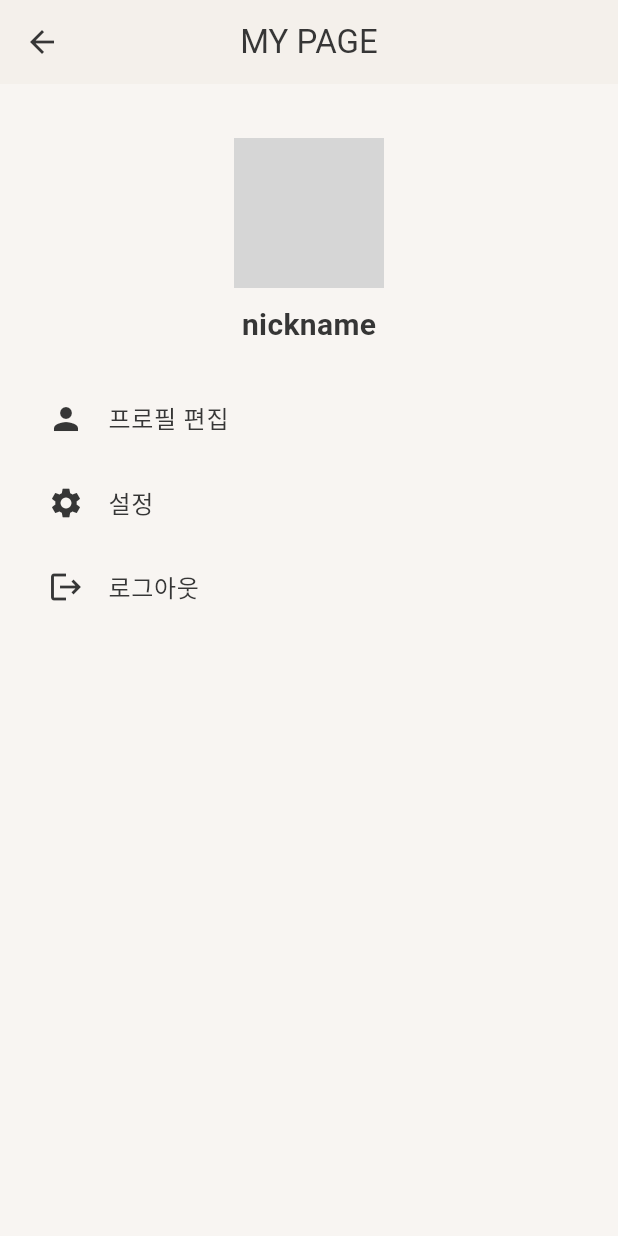
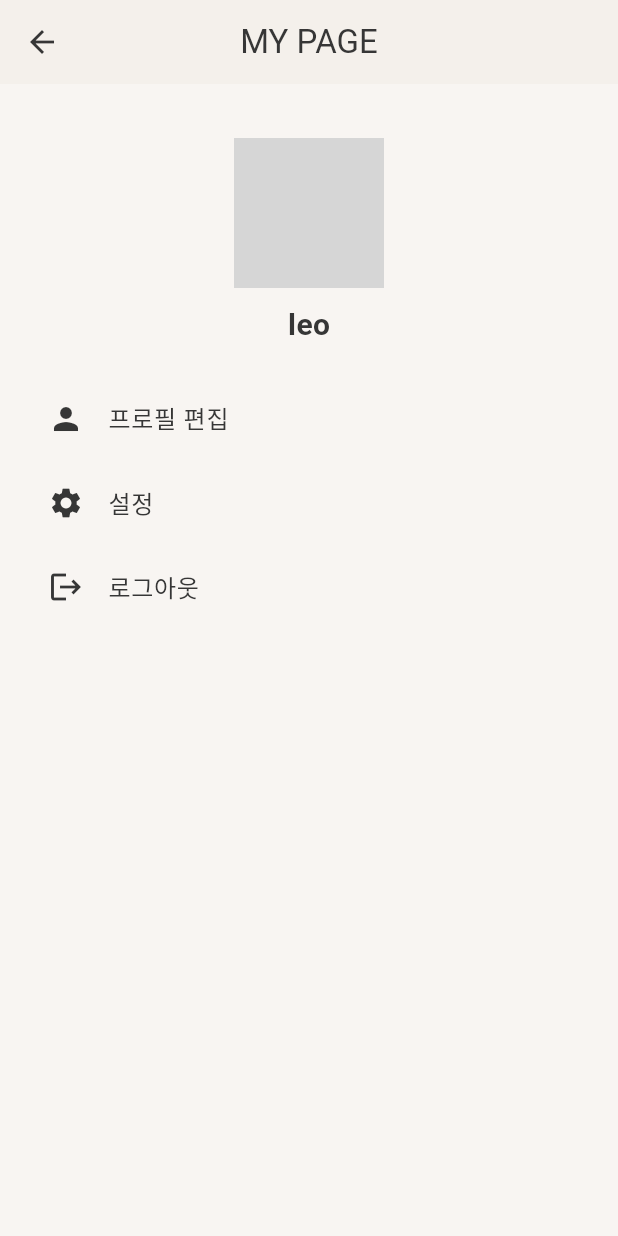
Before and after one commit to jeonhyelim/byulha-frontend-new, a Flutter app: the ProfileScreen screen opened by its route, on a phone screen of 412 x 824 dp. Run offline on Flutter 3.47's test engine with Material 3 defaults, Android fonts, the phone set to English and light mode, and no system bars; our stand-ins replace another_flushbar, another_flutter_splash_screen, carousel_slider, dio, flutter_riverpod, go_router and 2 more; network calls fail; Roboto replaces fonts that are missing (SpoqaHanSansNeo); grey boxes are pictures that could not be loaded.

```diff
--- a/lib/screen/main/profile_screen.dart
+++ b/lib/screen/main/profile_screen.dart
@@ -40,7 +40,7 @@ class _ProfileScreen extends ConsumerState<ProfileScreen> {
             ),
             SizedBox(height: 10),
             Text(
-              'nickname',
+              'leo',
               style: TextStyle(
                 fontSize: 20,
                 fontWeight: FontWeight.bold,
```
Also changed, not shown: lib/screen/main/home/home_screen.dart (+10 -0 lines), assets/images/main_image2.JPG (added), assets/images/main_image3.JPG (added), 20 other files.
